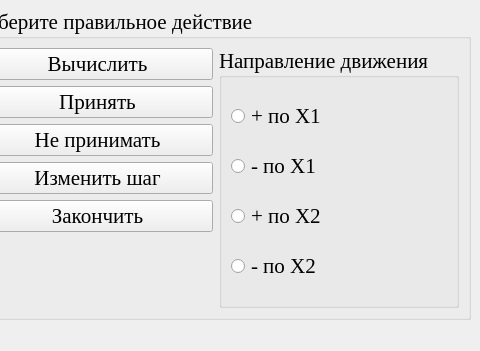
The window that optimizationmethods/ui/CWdescent_fixwindow.ui (Eliminationzx/optimizationmethods) describes before a commit, drawn with Qt 5; both pictures show x 547 to 1027 and y 0 to 351 of the 1027 by 627 pixel window.
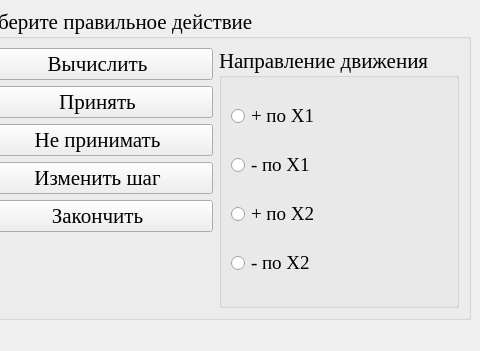
The same window after the commit. Icons and pictures are not drawn.

Commit message: добавил форму HuGi (.ui , .cpp , .h) поправил пердыдущие.

```diff
--- a/optimizationmethods/ui/CWdescent_fixwindow.ui
+++ b/optimizationmethods/ui/CWdescent_fixwindow.ui
@@ -338,6 +338,11 @@
          <layout class="QVBoxLayout" name="verticalLayout_2">
           <item>
            <widget class="QRadioButton" name="up_x1_rb">
+            <property name="font">
+             <font>
+              <pointsize>14</pointsize>
+             </font>
+            </property>
             <property name="text">
              <string>+ по Х1</string>
             </property>
@@ -345,6 +350,11 @@
           </item>
           <item>
            <widget class="QRadioButton" name="down_x1_rb">
+            <property name="font">
+             <font>
+              <pointsize>14</pointsize>
+             </font>
+            </property>
             <property name="text">
              <string>- по Х1</string>
             </property>
@@ -352,6 +362,11 @@
           </item>
           <item>
            <widget class="QRadioButton" name="up_x2_rb">
+            <property name="font">
+             <font>
+              <pointsize>14</pointsize>
+             </font>
+            </property>
             <property name="text">
              <string>+ по Х2</string>
             </property>
@@ -359,6 +374,11 @@
           </item>
           <item>
            <widget class="QRadioButton" name="down_x2_rb">
+            <property name="font">
+             <font>
+              <pointsize>14</pointsize>
+             </font>
+            </property>
             <property name="text">
              <string>- по Х2</string>
             </property>
```
Left out of the diff: 8 changed lines with no effect on the pictures. The commit also changes 4 other files.
